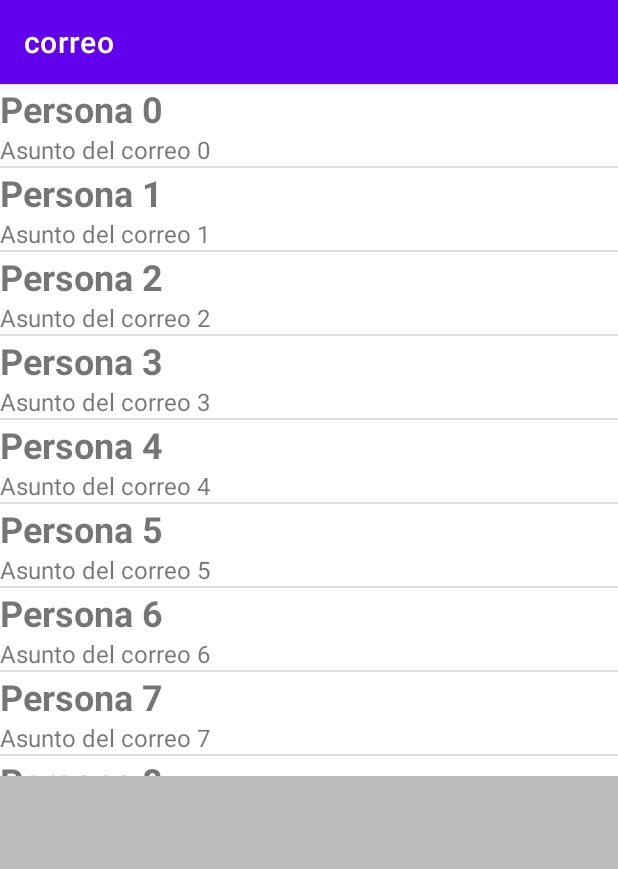
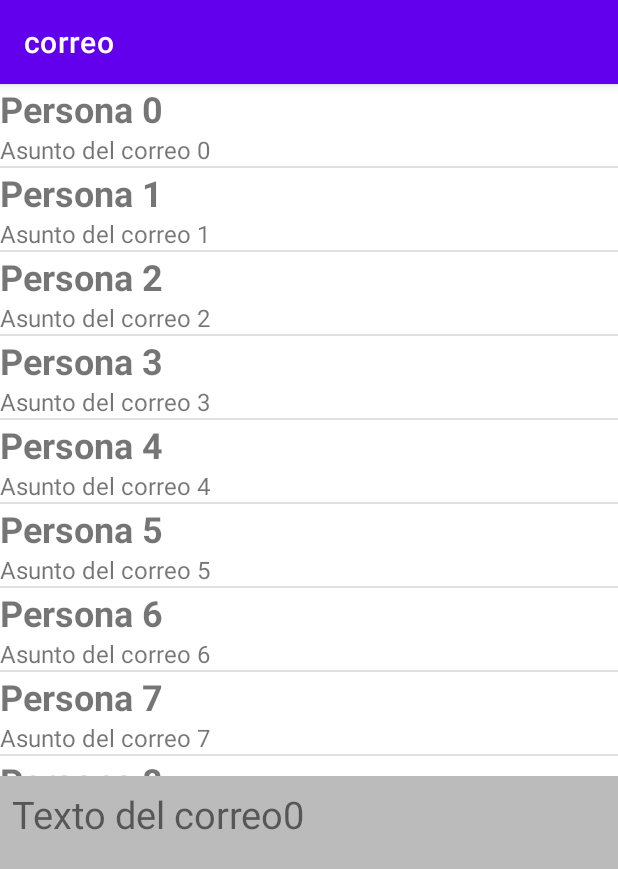
Before and after one commit to JuanCarlosAbucay/fragments, an Android app: the screen it shows after launch (Principal), after a tap on an icon or button, on a phone screen of 412 x 824 dp. Shown: the top 869 px of the screen. Run offline under Robolectric (Android 15) with nearby library versions, the phone set to English and light mode, and no system bars.

Commit message:
Juan Carlos Abucay Fragments

```diff
--- a/app/src/main/java/com/example/correo/AdaptadorCorreo.java
+++ b/app/src/main/java/com/example/correo/AdaptadorCorreo.java
@@ -13,10 +13,14 @@ import java.util.List;
 
 public class AdaptadorCorreo extends RecyclerView.Adapter<AdaptadorCorreo.ViewHolder> {
     private final List<Correo> correos;
+    CorreosListener listener;
     public AdaptadorCorreo(List<Correo> correos) {
         this.correos = correos;
     }
-
+    public AdaptadorCorreo(List<Correo> correos, CorreosListener listener){
+        this.correos = correos;
+        this.listener = listener;
+    }
     public static class ViewHolder extends RecyclerView.ViewHolder {
         TextView de;
         TextView asunto;
@@ -26,6 +30,12 @@ public class AdaptadorCorreo extends RecyclerView.Adapter<AdaptadorCorreo.ViewHo
             de = (TextView) view.findViewById(R.id.delbl);
             asunto = (TextView) view.findViewById(R.id.asuntolbl);
         }
+
+        public void bindCorreo(Correo correo){
+            de.setText(correo.getDe());
+            asunto.setText(correo.getAsunto());
+        }
+
         public TextView getDeLbl() {
             return de;
         }
@@ -43,12 +53,13 @@ public class AdaptadorCorreo extends RecyclerView.Adapter<AdaptadorCorreo.ViewHo
 
     @Override
     public void onBindViewHolder(@NonNull ViewHolder viewHolder, @SuppressLint("RecyclerView") int position) {
-        viewHolder.getDeLbl().setText(correos.get(position).getDe());
-        viewHolder.getAsuntoLbl().setText(correos.get(position).getAsunto());
+        Correo correo = correos.get(position);
+        Log.d("Text", correo.texto);
+        viewHolder.bindCorreo(correo);
         viewHolder.itemView.setOnClickListener(new View.OnClickListener() {
             @Override
             public void onClick(View view) {
-                Log.d(correos.get(position).de, correos.get(position).asunto);
+                listener.onCorreoSeleccionado(correo);
             }
         });
     }
@@ -57,4 +68,5 @@ public class AdaptadorCorreo extends RecyclerView.Adapter<AdaptadorCorreo.ViewHo
     public int getItemCount() {
         return correos.size();
     }
+
 }
--- a/app/src/main/java/com/example/correo/Correo.java
+++ b/app/src/main/java/com/example/correo/Correo.java
@@ -8,6 +8,7 @@ public class Correo {
     public Correo(String de, String asunto, String texto){
         this.de = de;
         this.asunto = asunto;
+        this.texto = texto;
     }
 
     public String getDe() {
@@ -17,4 +18,5 @@ public class Correo {
     public String getAsunto() {
         return asunto;
     }
+    public String getTexto() {return texto;}
 }
--- a/app/src/main/java/com/example/correo/FragmentListado.java
+++ b/app/src/main/java/com/example/correo/FragmentListado.java
@@ -1,7 +1,10 @@
 package com.example.correo;
 
+import android.location.GnssAntennaInfo;
+import android.os.Build;
 import android.os.Bundle;
 
+import androidx.annotation.RequiresApi;
 import androidx.fragment.app.Fragment;
 import androidx.recyclerview.widget.DividerItemDecoration;
 import androidx.recyclerview.widget.LinearLayoutManager;
@@ -14,6 +17,8 @@ import android.widget.LinearLayout;
 
 import java.util.ArrayList;
 import java.util.List;
+import java.util.function.Consumer;
+import java.util.function.Function;
 
 public class FragmentListado extends Fragment {
     private static RecyclerView lstListado;
@@ -26,7 +31,14 @@ public class FragmentListado extends Fragment {
         for (int i = 0; i < 10; i++) {
             datos.add(new Correo("Persona " + i, "Asunto del correo " + i, "Texto del correo" + i));
         }
-        AdaptadorCorreo adaptador = new AdaptadorCorreo(datos);
+        AdaptadorCorreo adaptador = new AdaptadorCorreo(datos, new CorreosListener() {
+            @Override
+            public void onCorreoSeleccionado(Correo correo) {
+                if (listener != null){
+                    listener.onCorreoSeleccionado(correo);
+                }
+            }
+        });
         lstListado = getView().findViewById(R.id.lstListado);
         lstListado.setLayoutManager(new LinearLayoutManager(this.getContext()));
         lstListado.addItemDecoration(new DividerItemDecoration(this.getContext(), DividerItemDecoration.VERTICAL));
@@ -43,7 +55,13 @@ public class FragmentListado extends Fragment {
         listener = l;
     }
 
-    public void setCorreosListener(){
-
+    public void setCorreosListener(Consumer<Correo> seleccion){
+        listener = new CorreosListener() {
+            @RequiresApi(api = Build.VERSION_CODES.N)
+            @Override
+            public void onCorreoSeleccionado(Correo correo) {
+                seleccion.accept(correo);
+            }
+        };
     }
 }
--- a/app/src/main/java/com/example/correo/Principal.java
+++ b/app/src/main/java/com/example/correo/Principal.java
@@ -12,15 +12,18 @@ public class Principal extends AppCompatActivity {
         super.onCreate(onSavedInstanceState);
         setContentView(R.layout.activity_main);
         FragmentListado frgListado = (FragmentListado) getSupportFragmentManager().findFragmentById(R.id.frgListado);
-        frgListado.setCorreosListener(correo -> {
+        frgListado.setCorreosListener(new CorreosListener() {
+            @Override
+            public void onCorreoSeleccionado(Correo correo) {
                 FragmentDetalle frgDetalle = (FragmentDetalle) getSupportFragmentManager().findFragmentById(R.id.frgDetalle);
                 if (frgDetalle != null){
                     frgDetalle.mostrarDetall(correo.texto);
                 }
                 else {
-                Intent i = new Intent(this, DetalleActivity.class);
+                    Intent i = new Intent(getApplicationContext(), DetalleActivity.class);
                     i.putExtra(DetalleActivity.EXTRA_TEXTO, correo.texto);
                     startActivity(i);
+                }
             }
         });
     }
--- a/app/src/main/res/layout/fragment_detalle.xml
+++ b/app/src/main/res/layout/fragment_detalle.xml
@@ -8,5 +8,6 @@
         android:id="@+id/txtDetalle"
         android:layout_width="wrap_content"
         android:layout_height="wrap_content"
-        android:textSize="25sp"/>
+        android:textSize="25sp"
+        android:text="hola"/>
 </LinearLayout>
```
Also changed, not shown: app/src/main/res/layout/principal_layout.xml (deleted, +0 -13 lines). Lines whose indentation alone changed are shown as unchanged.
